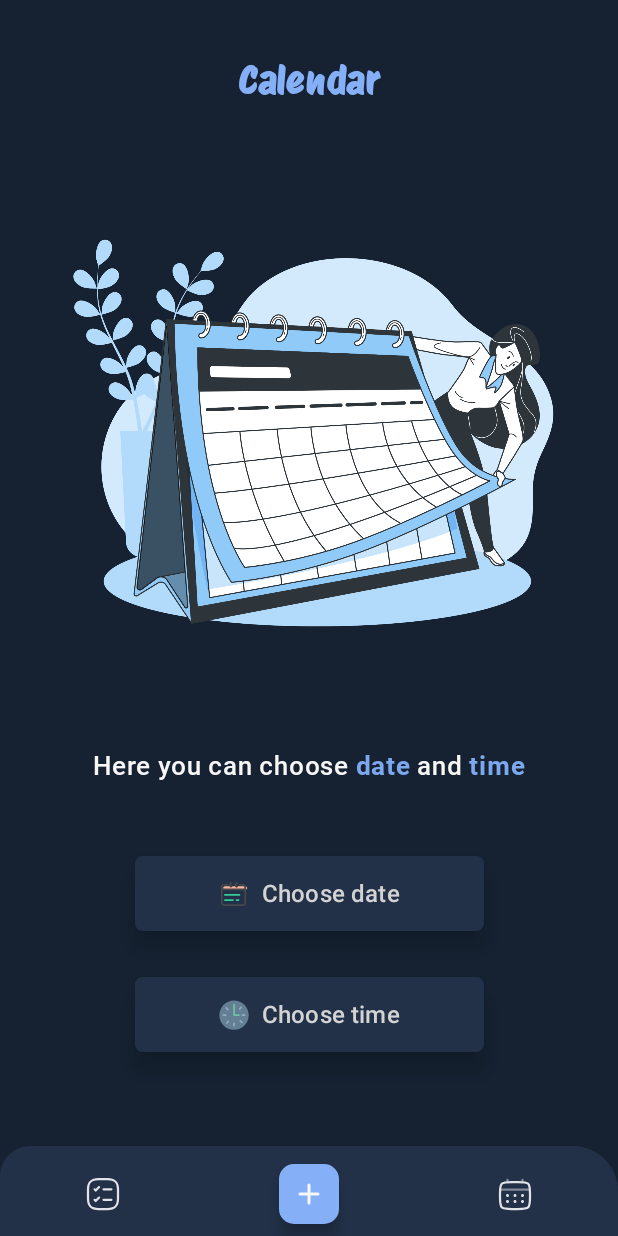
After one commit to BRBXGIT/TodoApp, an Android app built with Jetpack Compose: the CalendarScreen screen opened through its navigation route, on a phone screen of 412 x 824 dp. The commit adds this screen. Run offline under Robolectric (Android 15) with nearby library versions, the phone set to English and light mode, and no system bars; our stand-ins replace Dagger/Hilt's generated code, Firebase (no records; nobody signed in at launch, a user with empty details on screens opened directly), accompanist; pictures from the network do not load.

Commit message:
create calendar screen

```diff
--- a/app/build.gradle.kts
+++ b/app/build.gradle.kts
@@ -58,6 +58,7 @@ dependencies {
 
     //Room db impl
     implementation("androidx.room:room-ktx:2.6.1")
+    implementation("androidx.compose.animation:animation-graphics-android:1.6.3")
     kapt("androidx.room:room-compiler:2.6.1")
     //Hilt impl
     implementation("com.google.dagger:hilt-android:2.50")
--- a/app/src/main/java/com/example/besttodolist/data/Todo.kt
+++ b/app/src/main/java/com/example/besttodolist/data/Todo.kt
@@ -10,5 +10,6 @@ data class Todo(
     val title: String,
     val isCompleted: Boolean,
     val date: String,
-    val isInBookmark: Boolean
+    val isInBookmark: Boolean,
+    val time: String
 )
--- /dev/null
+++ b/app/src/main/java/com/example/besttodolist/presentation/calendar_screen/CalendarScreen.kt
@@ -0,0 +1,181 @@
+package com.example.besttodolist.presentation.calendar_screen
+
+import android.annotation.SuppressLint
+import androidx.compose.foundation.Image
+import androidx.compose.foundation.background
+import androidx.compose.foundation.layout.Arrangement
+import androidx.compose.foundation.layout.Box
+import androidx.compose.foundation.layout.Column
+import androidx.compose.foundation.layout.Row
+import androidx.compose.foundation.layout.fillMaxHeight
+import androidx.compose.foundation.layout.fillMaxSize
+import androidx.compose.foundation.layout.fillMaxWidth
+import androidx.compose.foundation.layout.height
+import androidx.compose.foundation.layout.padding
+import androidx.compose.foundation.layout.size
+import androidx.compose.foundation.shape.RoundedCornerShape
+import androidx.compose.material3.Button
+import androidx.compose.material3.ButtonDefaults
+import androidx.compose.material3.Icon
+import androidx.compose.material3.Scaffold
+import androidx.compose.material3.Text
+import androidx.compose.runtime.Composable
+import androidx.compose.ui.Alignment
+import androidx.compose.ui.Modifier
+import androidx.compose.ui.graphics.Color
+import androidx.compose.ui.layout.ContentScale
+import androidx.compose.ui.res.painterResource
+import androidx.compose.ui.text.SpanStyle
+import androidx.compose.ui.text.buildAnnotatedString
+import androidx.compose.ui.text.font.Font
+import androidx.compose.ui.text.font.FontFamily
+import androidx.compose.ui.text.font.FontWeight
+import androidx.compose.ui.text.style.TextAlign
+import androidx.compose.ui.text.withStyle
+import androidx.compose.ui.unit.dp
+import androidx.compose.ui.unit.sp
+import androidx.navigation.NavHostController
+import com.example.besttodolist.R
+import com.example.besttodolist.presentation.nav_bar.BottomBar
+
+@SuppressLint("UnusedMaterial3ScaffoldPaddingParameter")
+@Composable
+fun CalendarScreen(
+    navController: NavHostController
+) {
+    val fontForLogo = FontFamily(Font(R.font.protestriot_regular))
+
+    Scaffold(
+        bottomBar = { BottomBar(navController = navController) }
+    ) {
+        //Main column
+        Column(
+            modifier = Modifier
+                .fillMaxSize()
+                .background(Color(0xff162232))
+                .padding(start = 20.dp, end = 20.dp)
+        ) {
+            Box(
+                modifier = Modifier
+                    .fillMaxWidth()
+                    .fillMaxHeight(0.13f),
+                contentAlignment = Alignment.Center
+            ) {
+                Text(
+                    text = "Calendar",
+                    fontWeight = FontWeight.Bold,
+                    fontFamily = fontForLogo,
+                    fontSize = 25.sp,
+                    color = Color(0xff85aff7)
+                )
+            }
+
+            //Box with picture
+            Box(
+                modifier = Modifier
+                    .fillMaxWidth()
+                    .fillMaxHeight(0.5f),
+                contentAlignment = Alignment.Center
+            ) {
+                Image(
+                    painter = painterResource(id = R.drawable.calendar_screen_illustration),
+                    contentDescription = "Sign in picture",
+                    contentScale = ContentScale.Crop,
+                    modifier = Modifier
+                        .fillMaxSize()
+                )
+            }
+
+            //Box with text
+            Box(
+                modifier = Modifier
+                    .fillMaxWidth()
+                    .fillMaxHeight(0.25f),
+                contentAlignment = Alignment.Center
+            ) {
+                Text(
+                    buildAnnotatedString {
+                        withStyle(SpanStyle(color = Color(0xfff7f7f7), fontSize = 17.sp)) {
+                            append("Here you can choose ")
+                        }
+                        withStyle(SpanStyle(color = Color(0xff7ca8f0), fontSize = 17.sp, fontWeight = FontWeight.Bold)) {
+                            append("date")
+                        }
+                        withStyle(SpanStyle(color = Color(0xfff7f7f7), fontSize = 17.sp)) {
+                            append(" and ")
+                        }
+                        withStyle(SpanStyle(color = Color(0xff7ca8f0), fontSize = 17.sp, fontWeight = FontWeight.Bold)) {
+                            append("time")
+                        }
+                    }
+                )
+            }
+
+            //Column with buttons
+            Column(
+                modifier = Modifier
+                    .fillMaxWidth()
+                    .fillMaxHeight(0.6f)
+                    .padding(start = 20.dp, end = 20.dp),
+                verticalArrangement = Arrangement.SpaceAround,
+                horizontalAlignment = Alignment.CenterHorizontally
+            ) {
+                //Choose date color
+                Button(
+                    onClick = {},
+                    modifier = Modifier
+                        .fillMaxWidth(0.7f)
+                        .height(50.dp),
+                    shape = RoundedCornerShape(5.dp),
+                    colors = ButtonDefaults.buttonColors(
+                        containerColor = Color(0xff223148),
+                        contentColor = Color(0xffD3D3D3)
+                    ),
+                    elevation = ButtonDefaults.buttonElevation(defaultElevation = 10.dp)
+                ) {
+                    Row(
+                        verticalAlignment = Alignment.CenterVertically,
+                        horizontalArrangement = Arrangement.spacedBy(8.dp)
+                    ) {
+                        Icon(
+                            painter = painterResource(id = R.drawable.ic_choose_date),
+                            contentDescription = "Calendar icon",
+                            tint = Color.Unspecified,
+                            modifier = Modifier
+                                .size(20.dp)
+                        )
+                        Text(text = "Choose date", textAlign = TextAlign.Center, fontSize = 16.sp)
+                    }
+                }
+
+                //Choose time button
+                Button(
+                    onClick = {},
+                    modifier = Modifier
+                        .fillMaxWidth(0.7f)
+                        .height(50.dp),
+                    shape = RoundedCornerShape(5.dp),
+                    colors = ButtonDefaults.buttonColors(
+                        containerColor = Color(0xff223148),
+                        contentColor = Color(0xffD3D3D3)
+                    ),
+                    elevation = ButtonDefaults.buttonElevation(defaultElevation = 10.dp)
+                ) {
+                    Row(
+                        verticalAlignment = Alignment.CenterVertically,
+                        horizontalArrangement = Arrangement.spacedBy(8.dp)
+                    ) {
+                        Icon(
+                            painter = painterResource(id = R.drawable.ic_choose_time),
+                            contentDescription = "Clock icon",
+                            tint = Color.Unspecified,
+                            modifier = Modifier
+                                .size(20.dp)
+                        )
+                        Text(text = "Choose time", textAlign = TextAlign.Center, fontSize = 16.sp)
+                    }
+                }
+            }
+        }
+    }
+}
--- a/app/src/main/java/com/example/besttodolist/presentation/main_screen/MainScreen.kt
+++ b/app/src/main/java/com/example/besttodolist/presentation/main_screen/MainScreen.kt
@@ -23,6 +23,9 @@ import androidx.compose.material3.Text
 import androidx.compose.runtime.Composable
 import androidx.compose.runtime.SideEffect
 import androidx.compose.runtime.collectAsState
+import androidx.compose.runtime.getValue
+import androidx.compose.runtime.mutableStateOf
+import androidx.compose.runtime.remember
 import androidx.compose.ui.Alignment
 import androidx.compose.ui.Modifier
 import androidx.compose.ui.draw.clip
@@ -43,7 +46,6 @@ import com.example.besttodolist.R
 import com.example.besttodolist.presentation.nav_bar.BottomBar
 import com.example.besttodolist.presentation.sign_in.UserData
 import com.google.accompanist.systemuicontroller.SystemUiController
-import com.google.accompanist.systemuicontroller.rememberSystemUiController
 import java.time.LocalDateTime
 import java.time.format.DateTimeFormatter
 
@@ -96,6 +98,7 @@ fun MainScreen(
                     fontSize = 20.sp,
                     color = Color(0xff85aff7),
                 )
+
                 if(userData?.profilePictureUrl != null) {
                     AsyncImage(
                         model = userData.profilePictureUrl,
@@ -137,10 +140,10 @@ fun MainScreen(
 
             val unCompletedTodos = mainScreenViewModel.getUncompletedTodosByDate(currentDate).collectAsState(
                 initial = emptyList()
-            )
+            ).value
             val completedTodos = mainScreenViewModel.getCompletedTodosByDate(currentDate).collectAsState(
                 initial = emptyList()
-            )
+            ).value
 
             //LazyColumn with uncompleted todos
             LazyColumn(
@@ -149,8 +152,8 @@ fun MainScreen(
                     .fillMaxWidth()
                     .padding(start = 32.dp, end = 32.dp)
             ) {
-                items(unCompletedTodos.value.sortedByDescending { todo -> todo.isInBookmark }, key = {todo -> todo.id}) { todo ->
-                    TodoItem(id = todo.id, title = todo.title, date = todo.date, isInBookmark = todo.isInBookmark, isCompleted = todo.isCompleted)
+                items(unCompletedTodos.sortedByDescending { todo -> todo.isInBookmark }, key = {todo -> todo.id}) { todo ->
+                    TodoItem(id = todo.id, title = todo.title, date = todo.date, isInBookmark = todo.isInBookmark, isCompleted = todo.isCompleted, time = todo.time)
                 }
             }
 
@@ -175,8 +178,8 @@ fun MainScreen(
                     .fillMaxHeight(0.821f)
                     .padding(start = 32.dp, end = 32.dp)
             ) {
-                items(completedTodos.value,  key = {todo -> todo.id}) { todo ->
-                    CompletedTodoItem(title = todo.title, date = todo.date, id = todo.id, isInBookmark = todo.isInBookmark, isCompleted = todo.isCompleted)
+                items(completedTodos,  key = {todo -> todo.id}) { todo ->
+                    CompletedTodoItem(title = todo.title, date = todo.date, id = todo.id, isInBookmark = todo.isInBookmark, isCompleted = todo.isCompleted, time = todo.time)
                 }
             }
         }
--- a/app/src/main/java/com/example/besttodolist/presentation/nav_bar/BottomBar.kt
+++ b/app/src/main/java/com/example/besttodolist/presentation/nav_bar/BottomBar.kt
@@ -117,7 +117,7 @@ fun BottomBar(
                     //Add to_do button
                     Button(
                         onClick = {
-                            mainScreenViewModel.upsertTodo(todoTitle, currentDate, isInBookmark)
+                            mainScreenViewModel.upsertTodo(todoTitle, currentDate, isInBookmark, "00:00")
                             scope.launch {
                                 addTodoSheetState.hide()
                             }
@@ -194,7 +194,11 @@ fun BottomBar(
             verticalAlignment = Alignment.CenterVertically,
             horizontalArrangement = Arrangement.SpaceAround
         ) {
-            Icon(painter = painterResource(id = R.drawable.ic_home_outlined), contentDescription = "Home icon")
+            Icon(
+                painter = painterResource(id = R.drawable.ic_home_outlined),
+                contentDescription = "Home icon",
+                modifier = Modifier.clickable { navController.navigate("main_screen") }
+            )
 
             FloatingActionButton(
                 onClick = {
@@ -210,7 +214,11 @@ fun BottomBar(
                 Icon(painter = painterResource(id = R.drawable.ic_plus), contentDescription = "Plus icon")
             }
 
-            Icon(painter = painterResource(id = R.drawable.ic_calendar_outlined), contentDescription = "Calendar icon")
+            Icon(
+                painter = painterResource(id = R.drawable.ic_calendar_outlined),
+                contentDescription = "Calendar icon",
+                modifier = Modifier.clickable { navController.navigate("calendar_screen") }
+            )
         }
     }
 }
--- a/app/src/main/java/com/example/besttodolist/presentation/nav_bar/NavGraph.kt
+++ b/app/src/main/java/com/example/besttodolist/presentation/nav_bar/NavGraph.kt
@@ -1,7 +1,5 @@
 package com.example.besttodolist.presentation.nav_bar
 
-import android.app.Activity
-import android.transition.Transition
 import android.widget.Toast
 import androidx.activity.ComponentActivity
 import androidx.activity.compose.rememberLauncherForActivityResult
@@ -11,20 +9,15 @@ import androidx.compose.animation.EnterTransition
 import androidx.compose.animation.ExitTransition
 import androidx.compose.runtime.Composable
 import androidx.compose.runtime.LaunchedEffect
-import androidx.compose.runtime.SideEffect
 import androidx.compose.runtime.getValue
-import androidx.compose.runtime.mutableStateOf
-import androidx.compose.runtime.remember
 import androidx.compose.runtime.rememberCoroutineScope
-import androidx.compose.runtime.setValue
-import androidx.compose.ui.graphics.Color
 import androidx.compose.ui.platform.LocalContext
-import androidx.compose.ui.platform.LocalView
 import androidx.lifecycle.compose.collectAsStateWithLifecycle
 import androidx.lifecycle.viewmodel.compose.viewModel
 import androidx.navigation.NavHostController
 import androidx.navigation.compose.NavHost
 import androidx.navigation.compose.composable
+import com.example.besttodolist.presentation.calendar_screen.CalendarScreen
 import com.example.besttodolist.presentation.main_screen.MainScreen
 import com.example.besttodolist.presentation.sign_in.GoogleAuthUiClient
 import com.example.besttodolist.presentation.sign_in.SignInScreen
@@ -120,5 +113,9 @@ fun NavGraph(
                 systemUiController = systemUiController
             )
         }
+
+        composable(route = "calendar_screen") {
+            CalendarScreen(navController = navController)
+        }
     }
 }
--- a/app/src/main/java/com/example/besttodolist/presentation/sign_in/SignInScreen.kt
+++ b/app/src/main/java/com/example/besttodolist/presentation/sign_in/SignInScreen.kt
@@ -95,7 +95,7 @@ fun SignInScreen(
             contentAlignment = Alignment.Center
         ) {
             Image(
-                painter = painterResource(id = R.drawable.sign_in_picture),
+                painter = painterResource(id = R.drawable.sign_in_illustration),
                 contentDescription = "Sign in picture",
                 contentScale = ContentScale.Crop,
                 modifier = Modifier
--- /dev/null
+++ b/app/src/main/res/drawable/ic_choose_date.xml
@@ -0,0 +1,7 @@
+<vector android:height="24dp" android:viewportHeight="1024"
+    android:viewportWidth="1024" android:width="24dp" xmlns:android="http://schemas.android.com/apk/res/android">
+    <path android:fillColor="#FFB89A" android:pathData="M897.9,369.2H205c-33.8,0 -61.4,-27.6 -61.4,-61.4s27.6,-61.4 61.4,-61.4h692.9c33.8,0 61.4,27.6 61.4,61.4s-27.6,61.4 -61.4,61.4z"/>
+    <path android:fillColor="#45484C" android:pathData="M807,171L703.3,171c-16.6,0 -30,13.4 -30,30s13.4,30 30,30L807,231c31.6,0 57.4,24 57.4,53.4v42.3L125.2,326.7v-42.3c0,-29.5 25.7,-53.4 57.4,-53.4L293,231c16.6,0 30,-13.4 30,-30s-13.4,-30 -30,-30L182.5,171c-64.7,0 -117.4,50.9 -117.4,113.4v527.7c0,62.5 52.7,113.4 117.4,113.4L807,925.5c64.7,0 117.4,-50.9 117.4,-113.4L924.4,284.5c0,-62.6 -52.7,-113.5 -117.4,-113.5zM807,865.6L182.5,865.6c-31.6,0 -57.4,-24 -57.4,-53.4L125.1,386.8h739.2v425.4c0.1,29.5 -25.7,53.4 -57.3,53.4z"/>
+    <path android:fillColor="#45484C" android:pathData="M447.6,217.1c-12.4,-6.1 -27,-2.8 -35.7,7.1 -2.2,-6.7 -4,-16.2 -4,-28.1 0,-13 2.2,-23 4.6,-29.8 9.5,8.1 23.5,9.6 34.9,2.8 14.2,-8.5 18.8,-27 10.3,-41.2 -15.5,-25.9 -35.9,-29.7 -46.6,-29.7 -36.6,0 -63.1,41.2 -63.1,97.8s26.4,98 63,98c20.6,0 39,-13.4 50.4,-36.7 7.3,-14.9 1.1,-32.9 -13.8,-40.2zM635.9,218.5c-12.4,-6.1 -27,-2.8 -35.7,7.1 -2.2,-6.7 -4,-16.2 -4,-28.1 0,-13 2.2,-23 4.6,-29.8 9.5,8.1 23.5,9.6 34.9,2.8 14.2,-8.5 18.8,-27 10.3,-41.2 -15.5,-25.9 -35.9,-29.7 -46.6,-29.7 -36.6,0 -63.1,41.2 -63.1,97.8s26.5,97.8 63.1,97.8c20.6,0 39,-13.4 50.4,-36.7 7.1,-14.7 0.9,-32.7 -13.9,-40z"/>
+    <path android:fillColor="#33CC99" android:pathData="M700.2,514.5H200.5c-16.6,0 -30,13.4 -30,30s13.4,30 30,30h499.7c16.6,0 30,-13.4 30,-30s-13.5,-30 -30,-30zM668.4,689.8h-74c-16.6,0 -30,13.4 -30,30s13.4,30 30,30h74c16.6,0 30,-13.4 30,-30s-13.4,-30 -30,-30zM479.3,689.8H200.5c-16.6,0 -30,13.4 -30,30s13.4,30 30,30h278.8c16.6,0 30,-13.4 30,-30s-13.4,-30 -30,-30z"/>
+</vector>
--- /dev/null
+++ b/app/src/main/res/drawable/ic_choose_time.xml
@@ -0,0 +1,12 @@
+<vector android:height="24dp" android:viewportHeight="91"
+    android:viewportWidth="91" android:width="24dp" xmlns:android="http://schemas.android.com/apk/res/android">
+    <path android:fillColor="#647F94" android:pathData="M45.527,1.506c-24.514,0 -44.459,19.945 -44.459,44.463c0,24.519 19.945,44.464 44.459,44.464c24.52,0 44.467,-19.945 44.467,-44.464C89.994,21.452 70.047,1.506 45.527,1.506z"/>
+    <path android:fillColor="#95AEC2" android:pathData="M22.791,45.995c0,-1.385 -1.123,-2.506 -2.506,-2.506h-7.051c-1.383,0 -2.506,1.121 -2.506,2.506s1.123,2.504 2.506,2.504h7.051C21.668,48.499 22.791,47.38 22.791,45.995z"/>
+    <path android:fillColor="#95AEC2" android:pathData="M25.24,30.726c0.479,0.438 1.084,0.654 1.689,0.654c0.678,0 1.355,-0.273 1.85,-0.814c0.934,-1.021 0.861,-2.607 -0.16,-3.54l-5.205,-4.76c-1.018,-0.932 -2.605,-0.863 -3.539,0.158c-0.934,1.023 -0.861,2.607 0.16,3.541L25.24,30.726z"/>
+    <path android:fillColor="#95AEC2" android:pathData="M62.596,29.778c0.68,0 1.355,-0.273 1.85,-0.814l4.756,-5.206c0.934,-1.021 0.861,-2.605 -0.16,-3.539c-1.02,-0.93 -2.604,-0.861 -3.539,0.16l-4.754,5.205c-0.934,1.02 -0.861,2.606 0.158,3.54C61.389,29.563 61.994,29.778 62.596,29.778z"/>
+    <path android:fillColor="#95AEC2" android:pathData="M26.68,62.854l-4.762,5.201c-0.934,1.02 -0.863,2.605 0.156,3.539c0.482,0.439 1.086,0.658 1.691,0.658c0.678,0 1.354,-0.273 1.848,-0.816l4.762,-5.199c0.936,-1.02 0.865,-2.605 -0.156,-3.539C29.201,61.764 27.617,61.83 26.68,62.854z"/>
+    <path android:fillColor="#95AEC2" android:pathData="M65.887,61.094c-1.018,-0.93 -2.604,-0.861 -3.537,0.16c-0.934,1.02 -0.861,2.605 0.158,3.539l5.207,4.758c0.479,0.439 1.084,0.656 1.689,0.656c0.678,0 1.355,-0.273 1.85,-0.816c0.932,-1.02 0.861,-2.605 -0.16,-3.539L65.887,61.094z"/>
+    <path android:fillColor="#95AEC2" android:pathData="M45.666,68.547c-1.383,0 -2.504,1.121 -2.504,2.504v7.158c0,1.385 1.121,2.506 2.504,2.506s2.506,-1.121 2.506,-2.506v-7.158C48.172,69.668 47.049,68.547 45.666,68.547z"/>
+    <path android:fillColor="#95AEC2" android:pathData="M77.828,43.489h-7.049c-1.383,0 -2.504,1.121 -2.504,2.506s1.121,2.504 2.504,2.504h7.049c1.383,0 2.506,-1.119 2.506,-2.504S79.211,43.489 77.828,43.489z"/>
+    <path android:fillColor="#6EC4A7" android:pathData="M63.053,45.995c0,-1.385 -1.121,-2.506 -2.504,-2.506H48.172V13.731c0,-1.383 -1.123,-2.506 -2.506,-2.506s-2.504,1.123 -2.504,2.506v32.264c0,1.385 1.121,2.504 2.504,2.504h14.883C61.932,48.499 63.053,47.38 63.053,45.995z"/>
+</vector>
```
Also changed, not shown: app/src/main/java/com/example/besttodolist/presentation/main_screen/MainScreenViewModel.kt (+9 -8 lines), app/src/main/java/com/example/besttodolist/presentation/main_screen/TodoItem.kt (+47 -9 lines), app/src/main/java/com/example/besttodolist/presentation/shared_viewModels/SharedVMCalendarMainScreens.kt (added, +7 -0 lines), app/src/main/res/drawable/calendar_screen_illustration.png (added), app/src/main/res/drawable/sign_in_illustration.png (renamed from app/src/main/res/drawable/sign_in_picture.png).
